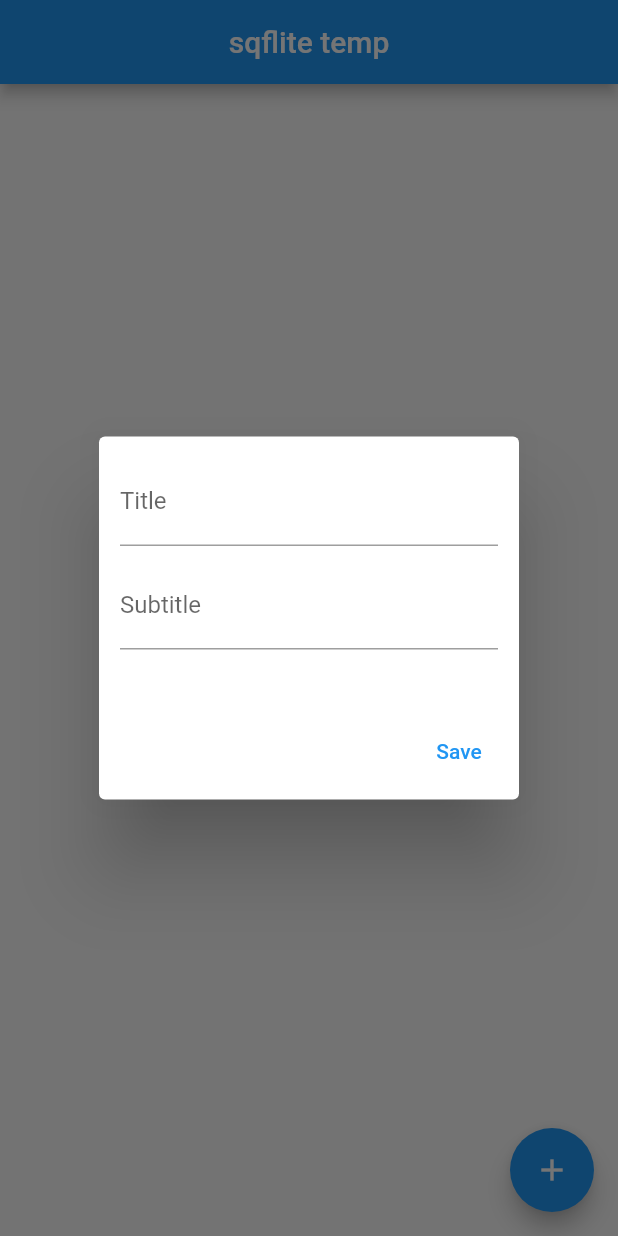
After one commit to flutterkage2k/inputexpense, a Flutter app: the screen it shows after launch, after a tap on the "add" icon, on a phone screen of 412 x 824 dp. The commit adds this screen. Run offline on Flutter 3.47's test engine with Material 2 defaults, Android fonts, the phone set to English and light mode, and no system bars; our stand-ins replace sqflite; accounts and stored records are empty.

Commit message:
80％完成させた。一部のデータは消去済

```diff
--- /dev/null
+++ b/lib/crudnew/h_home_page.dart
@@ -0,0 +1,172 @@
+import 'package:flutter/material.dart';
+import 'package:inputexpense/crudnew/sql/database.dart';
+
+import 'package:inputexpense/crudnew/sql/datacard.dart';
+import 'package:inputexpense/crudnew/sql/datamodel.dart';
+
+class HomePage extends StatefulWidget {
+  const HomePage({Key? key}) : super(key: key);
+
+  @override
+  State<HomePage> createState() => _HomePageState();
+}
+
+class _HomePageState extends State<HomePage> {
+  TextEditingController titleController = TextEditingController();
+  TextEditingController subtitleController = TextEditingController();
+
+  List<DataModel> datas = [];
+  bool fetching = true;
+
+  int currentIndex = 0;
+
+  late DB1 db;
+
+  @override
+  void initState() {
+    super.initState();
+    db = DB1();
+    getData2();
+  }
+
+  void getData2() async {
+    datas = await db.getData();
+    setState(() {
+      fetching = false;
+    });
+  }
+
+  @override
+  Widget build(BuildContext context) {
+    return Scaffold(
+      appBar: AppBar(
+        centerTitle: true,
+        title: Text('sqflite temp'),
+      ),
+      floatingActionButton: FloatingActionButton(
+        onPressed: () {
+          showMyDilogue();
+        },
+        child: Icon(Icons.add),
+      ),
+      body: fetching
+          ? Center(child: CircularProgressIndicator())
+          : ListView.builder(
+              itemCount: datas.length,
+              itemBuilder: (context, index) => DataCard(
+                data: datas[index],
+                edit: edit,
+                index: index,
+                delete: delete,
+              ),
+            ),
+    );
+  }
+
+  void showMyDilogue() async {
+    return showDialog(
+        context: context,
+        builder: (BuildContext context) {
+          return AlertDialog(
+            contentPadding: EdgeInsets.all(14),
+            content: Container(
+              height: 150,
+              child: Column(
+                children: [
+                  TextFormField(
+                    controller: titleController,
+                    decoration: InputDecoration(labelText: "Title"),
+                  ),
+                  SizedBox(
+                    height: 10,
+                  ),
+                  TextFormField(
+                    controller: subtitleController,
+                    decoration: InputDecoration(labelText: "Subtitle"),
+                  )
+                ],
+              ),
+            ),
+            actions: [
+              TextButton(
+                onPressed: () {
+                  DataModel dataLocal = DataModel(
+                      title: titleController.text,
+                      subtitle: subtitleController.text);
+
+                  dataLocal.id = datas[datas.length - 1].id! + 1;
+
+                  db.insertData(dataLocal);
+                  setState(() {
+                    datas.add(dataLocal);
+                  });
+
+                  titleController.clear();
+                  subtitleController.clear();
+
+                  Navigator.pop(context);
+                },
+                child: Text("Save"),
+              ),
+            ],
+          );
+        });
+  }
+
+  void showMyDilogueUpdate() async {
+    return showDialog(
+        context: context,
+        builder: (BuildContext context) {
+          return AlertDialog(
+            contentPadding: EdgeInsets.all(14),
+            content: Container(
+              height: 150,
+              child: Column(
+                children: [
+                  TextFormField(
+                    controller: titleController,
+                    decoration: InputDecoration(labelText: "Title"),
+                  ),
+                  SizedBox(
+                    height: 10,
+                  ),
+                  TextFormField(
+                    controller: subtitleController,
+                    decoration: InputDecoration(labelText: "Subtitle"),
+                  )
+                ],
+              ),
+            ),
+            actions: [
+              TextButton(
+                onPressed: () {
+                  DataModel newData = datas[currentIndex];
+                  newData.subtitle = subtitleController.text;
+                  newData.title = titleController.text;
+                  db.update(newData, newData.id!);
+
+                  setState(() {});
+                  Navigator.pop(context);
+                },
+                child: Text("Update"),
+              ),
+            ],
+          );
+        });
+  }
+
+  void edit(index) {
+    currentIndex = index;
+    titleController.text = datas[index].title!;
+    subtitleController.text = datas[index].subtitle!;
+    showMyDilogueUpdate();
+  }
+
+  void delete(int index) {
+    db.delete(datas[index].id!);
+
+    setState(() {
+      datas.removeAt(index);
+    });
+  }
+}
--- /dev/null
+++ b/lib/crudnew/sql/database.dart
@@ -0,0 +1,46 @@
+import 'package:inputexpense/crudnew/sql/datamodel.dart';
+import 'package:path/path.dart';
+import 'package:sqflite/sqflite.dart';
+import 'package:sqflite/sqlite_api.dart';
+
+class DB1 {
+  Future<Database> initDB() async {
+    String path = await getDatabasesPath();
+    return openDatabase(
+      join(path, "MYDB.db"),
+      onCreate: (database, version) async {
+        await database.execute("""
+        CREATE TABLE MYTable(
+          id INTEGER PRIMARY KEY AUTOINCREMENT,
+          title TEXT NOT NULL,
+          subtitle TEXT NOT NULL
+        )
+        """);
+      },
+      version: 1,
+    );
+  }
+
+  Future<bool> insertData(DataModel dataModel) async {
+    final Database db = await initDB();
+    db.insert("MYTable", dataModel.toMap());
+    return true;
+  }
+
+  Future<List<DataModel>> getData() async {
+    final Database db = await initDB();
+    final List<Map<String, Object?>> datas = await db.query("MYTable");
+    return datas.map((e) => DataModel.fromMap(e)).toList();
+  }
+
+  Future<void> update(DataModel dataModel, int id) async {
+    final Database db = await initDB();
+    await db
+        .update("MYTable", dataModel.toMap(), where: "id=?", whereArgs: [id]);
+  }
+
+  Future<void> delete(int id) async {
+    final Database db = await initDB();
+    await db.delete("MYTable", where: "id=?", whereArgs: [id]);
+  }
+}
--- /dev/null
+++ b/lib/crudnew/sql/datamodel.dart
@@ -0,0 +1,15 @@
+class DataModel {
+  int? id;
+  String? title;
+  String? subtitle;
+  DataModel({this.id, required this.title, required this.subtitle});
+
+  factory DataModel.fromMap(Map<String, dynamic> json) => DataModel(
+      id: json['id'], title: json["title"], subtitle: json["subtitle"]);
+
+  Map<String, dynamic> toMap() => {
+        "id": id,
+        "title": title,
+        "subtitle": subtitle,
+      };
+}
--- a/lib/main.dart
+++ b/lib/main.dart
@@ -1,5 +1,5 @@
 import 'package:flutter/material.dart';
-import 'package:inputexpense/add_screen_page.dart';
+import 'package:inputexpense/crudnew/h_home_page.dart';
 
 void main() {
   runApp(MyApp());
@@ -10,8 +10,10 @@ class MyApp extends StatelessWidget {
 
   @override
   Widget build(BuildContext context) {
-    return const MaterialApp(
-      home: AddScreenPage(),
+    return MaterialApp(
+      title: 'temptemp Demo',
+      theme: ThemeData(primarySwatch: Colors.blue),
+      home: HomePage(),
     );
   }
 }
--- /dev/null
+++ b/lib/temp1/models/note_model.dart
@@ -0,0 +1,28 @@
+class Note {
+  int? id;
+  String? title;
+  DateTime? date;
+
+  Note({this.title, this.date});
+  Note.withId({this.id, this.title, this.date});
+
+  Map<String, dynamic> toMap() {
+    final map = Map<String, dynamic>();
+
+    if (id != null) {
+      map['id'] = id;
+    }
+
+    map['title'] = title;
+    map['date'] = date!.toIso8601String();
+    return map;
+  }
+
+  factory Note.fromMap(Map<String, dynamic> map) {
+    return Note.withId(
+      id: map['id'],
+      title: map['title'],
+      date: DateTime.parse(map['date']),
+    );
+  }
+}
--- a/pubspec.yaml
+++ b/pubspec.yaml
@@ -35,6 +35,9 @@ dependencies:
   # Use with the CupertinoIcons class for iOS style icons.
   cupertino_icons: ^1.0.2
   intl: ^0.17.0
+  sqflite: ^2.0.0+4
+  path: ^1.8.0
+  path_provider: ^2.0.5
 
 dev_dependencies:
   flutter_test:
```
Also changed, not shown: lib/crudnew/sql/datacard.dart (added, +41 -0 lines), lib/temp1/database/db.dart (added, +67 -0 lines), lib/temp1/add_screen_page.dart (renamed from lib/add_screen_page.dart), pubspec.lock, 11 other files.
